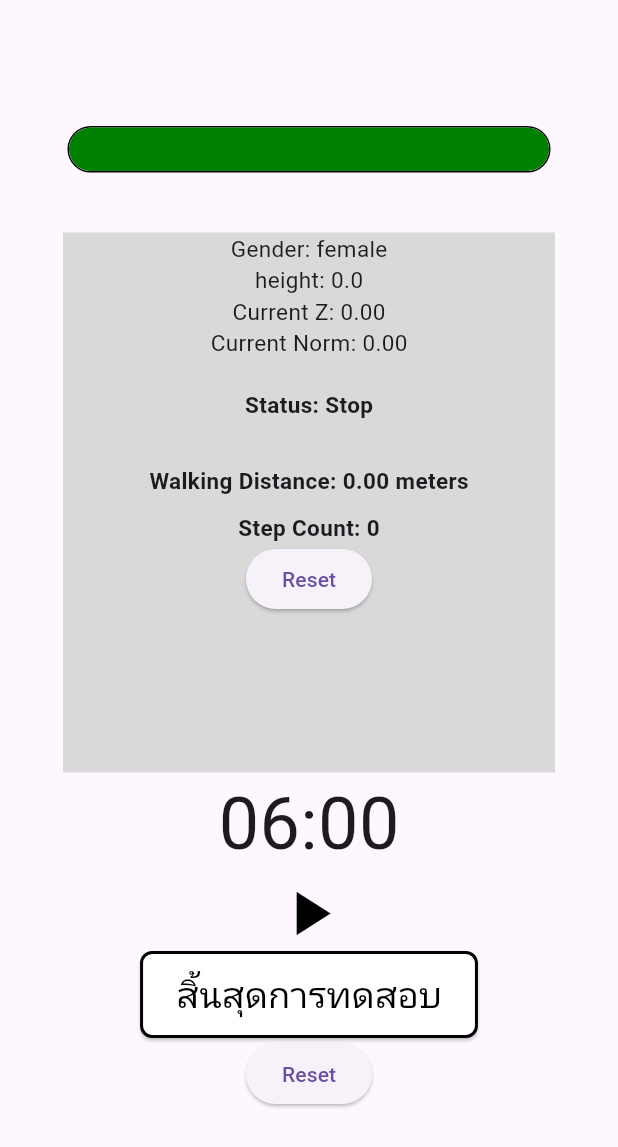
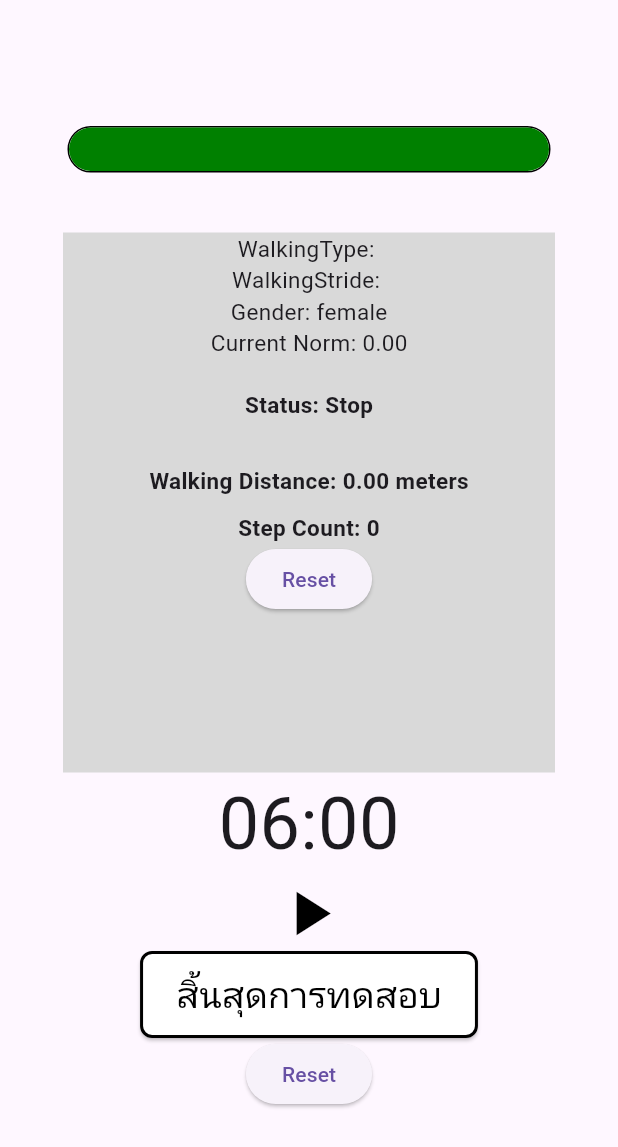
Before and after one commit to KaminariSora/WalkFromHome, a Flutter app: the TimeCounter screen opened by its route, on a phone screen of 412 x 824 dp. Shown: the top 1147 px of the screen. Run offline on Flutter 3.47's test engine with Material 3 defaults, Android fonts, the phone set to English and light mode, and no system bars; our stand-ins replace auto_size_text, cloud_firestore, firebase_core, fl_chart, flutter_screenutil, flutter_tts and 1 more; missing offline and left inert: o3d; accounts and stored records are empty.

Commit message:
ฤAdd gender, height, walking stride,  walk type Function
เหลือเงื่อนไข Calibrate check

```diff
--- a/walk_from_home/lib/Accelrometer_sensor/Accelorator.dart
+++ b/walk_from_home/lib/Accelrometer_sensor/Accelorator.dart
@@ -3,6 +3,7 @@
 import 'dart:async';
 import 'dart:math';
 import 'package:flutter/material.dart';
+import 'package:flutter_application_1/providers/FAQBeforeTest_provider.dart';
 import 'package:flutter_application_1/providers/user_data_provider.dart';
 import 'package:provider/provider.dart';
 import 'package:sensors_plus/sensors_plus.dart';
@@ -19,8 +20,6 @@ class AcceloratorFunction extends StatefulWidget {
 }
 
 class _AcceloratorFunctionState extends State<AcceloratorFunction> {
-
-
   double x = 0.0;
   double y = 0.0;
   double z = 0.0;
@@ -29,13 +28,12 @@ class _AcceloratorFunctionState extends State<AcceloratorFunction> {
   double walkingDistance = 0.0;
   int stepCount = 0;
   String walkingInformation = 'Stop';
-  String walkingStride = 'normal_stride';
   final double slowWalkThreshold = 26;
   final double normalWalkThreshold = 30;
   final double fastWalkThreshold = 36;
   bool calibrateCheck = false;
-  String gender = '';
-  double height = 0;
+  String gender = 'male';
+  double height = 180;
   double stepDistanceMale = 0.40541373;
   double stepDistanceFemale = 0.39418646;
 
@@ -61,10 +59,8 @@ class _AcceloratorFunctionState extends State<AcceloratorFunction> {
 
         double norm = sqrt(x5 * x5 + y5 * y5 + z5 * z5);
         normData = norm;
-        // print(widget.isTimerRunning);
 
         if (widget.isTimerRunning && timer == null) {
-          // _flutterTts.speak('การทดสอบจะเริ่มในอีก 5 วินาที');
           startPeriodicTimer();
         }
 
@@ -86,7 +82,6 @@ class _AcceloratorFunctionState extends State<AcceloratorFunction> {
       });
     }
   }
-
 
   void stopPeriodicTimer() {
     if (timer != null) {
@@ -126,8 +121,15 @@ class _AcceloratorFunctionState extends State<AcceloratorFunction> {
   }
 
   void calibrateCheckFunction() {
+    final faqProvider = Provider.of<FAQBeforeTestProvider>(context, listen: false);
+    final faq = faqProvider.faq;
+    final userDataProvider = Provider.of<UserDataProvider>(context);
+    final userData = userDataProvider.userData;
+    gender = userData.gender;
+    height = userData.height;
+
     if (calibrateCheck == true && gender == "male") {
-      switch (walkingStride) {
+      switch (faq.walkingStride) {
         case "short_stride":
           stepDistanceMale = 0.3266194883;
           break;
@@ -138,11 +140,13 @@ class _AcceloratorFunctionState extends State<AcceloratorFunction> {
           stepDistanceMale = 0.438089;
           break;
         default:
+          print('default');
           stepDistanceMale = 0.40541373;
       }
-      walkingDistance = calculateCalibrateDistanceMale(stepDistanceMale, stepCount);
+      walkingDistance =
+          calculateCalibrateDistanceMale(stepDistanceMale, stepCount);
     } else if (calibrateCheck == true && gender == "female") {
-      switch (walkingStride) {
+      switch (faq.walkingStride) {
         case "short_stride":
           stepDistanceFemale = 0.3266194883;
           break;
@@ -155,7 +159,8 @@ class _AcceloratorFunctionState extends State<AcceloratorFunction> {
         default:
           stepDistanceFemale = 0.39418646;
       }
-      walkingDistance = calculateCalibrateDistanceFemale(stepDistanceFemale, stepCount);
+      walkingDistance =
+          calculateCalibrateDistanceFemale(stepDistanceFemale, stepCount);
     } else if (calibrateCheck == false && gender == 'male') {
       walkingDistance = calculateDistanceMale(stepDistanceMale, stepCount);
     } else if (calibrateCheck == false && gender == "female") {
@@ -171,13 +176,15 @@ class _AcceloratorFunctionState extends State<AcceloratorFunction> {
     return (height * stepDistanceFemale * stepCount) / 100;
   }
 
-  double calculateCalibrateDistanceMale(double stepDistanceMale, int stepCount) {
-    double distanceCalibrate = stepDistanceMale*stepCount;
+  double calculateCalibrateDistanceMale(
+      double stepDistanceMale, int stepCount) {
+    double distanceCalibrate = stepDistanceMale * stepCount;
     return distanceCalibrate;
   }
 
-  double calculateCalibrateDistanceFemale(double stepDistanceFemale, int stepCount) {
-    double distanceCalibrate = stepDistanceFemale*stepCount;
+  double calculateCalibrateDistanceFemale(
+      double stepDistanceFemale, int stepCount) {
+    double distanceCalibrate = stepDistanceFemale * stepCount;
     return distanceCalibrate;
   }
 
@@ -195,6 +202,8 @@ class _AcceloratorFunctionState extends State<AcceloratorFunction> {
 
   @override
   Widget build(BuildContext context) {
+    final faqProvider = Provider.of<FAQBeforeTestProvider>(context);
+    final faq = faqProvider.faq;
     final userDataProvider = Provider.of<UserDataProvider>(context);
     final userData = userDataProvider.userData;
     gender = userData.gender;
@@ -204,15 +213,15 @@ class _AcceloratorFunctionState extends State<AcceloratorFunction> {
       mainAxisAlignment: MainAxisAlignment.center,
       children: [
         Text(
-          'Gender: ${userData.gender}',
+          'WalkingType: ${faq.walkingType}',
           style: const TextStyle(fontSize: 15),
         ),
         Text(
-          'height: ${userData.height}',
+          'WalkingStride: ${faq.walkingStride}',
           style: const TextStyle(fontSize: 15),
         ),
         Text(
-          'Current Z: ${z.toStringAsFixed(2)}',
+          'Gender: $gender',
           style: const TextStyle(fontSize: 15),
         ),
         Text(
```
Lines whose indentation alone changed are shown as unchanged.
